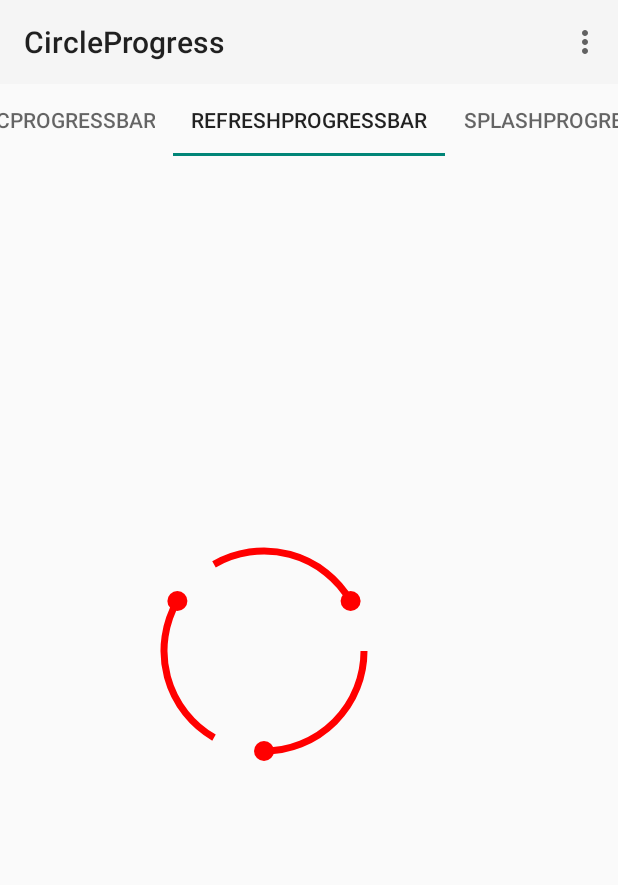
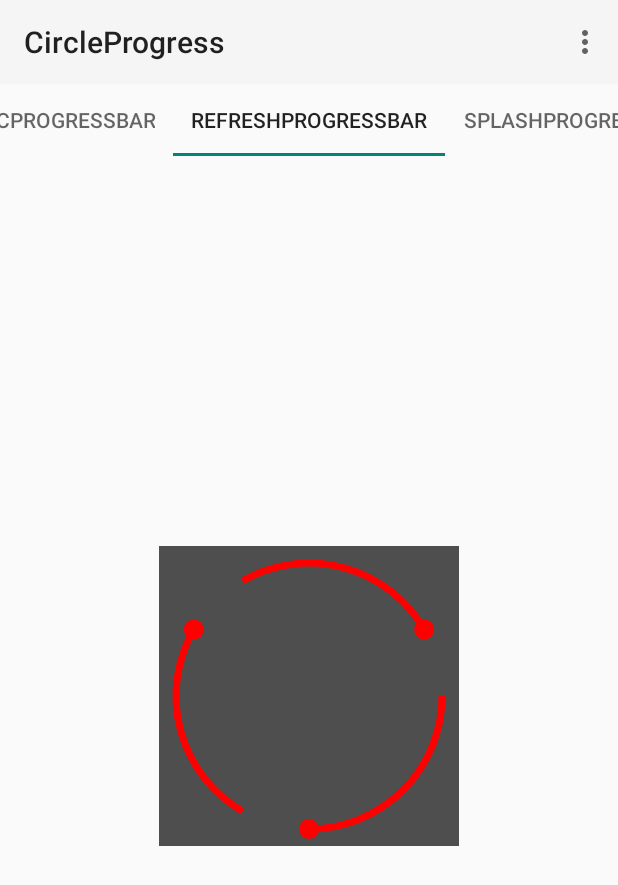
Before and after one commit to songnick/CircleBar, an Android app: the screen it shows after launch (MainActivity), tab 2 chosen, on a phone screen of 412 x 824 dp. Shown: the top 885 px of the screen. Run offline under Robolectric (Android 15) with nearby library versions, the phone set to English and light mode, and no system bars.

Commit message:
improve #RefreshProgress

```diff
--- a/app/src/main/res/layout/refresh_progressbar_layout.xml
+++ b/app/src/main/res/layout/refresh_progressbar_layout.xml
@@ -6,5 +6,6 @@
     <com.github.songnick.view.RefreshProgress
         android:layout_width="200dp"
         android:layout_height="200dp"
-        android:layout_centerInParent="true"></com.github.songnick.view.RefreshProgress>
+        android:layout_centerInParent="true"
+        android:background="#4e4e4e"></com.github.songnick.view.RefreshProgress>
 </RelativeLayout>
--- a/library/src/main/java/com/github/songnick/view/RefreshProgress.java
+++ b/library/src/main/java/com/github/songnick/view/RefreshProgress.java
@@ -10,6 +10,7 @@ import android.graphics.RectF;
 import android.graphics.SweepGradient;
 import android.util.AttributeSet;
 import android.util.Log;
+import android.view.MotionEvent;
 import android.view.View;
 import android.view.ViewGroup;
 import android.view.animation.Animation;
@@ -21,6 +22,12 @@ import com.github.songnick.LinearAnimation;
  * Created by qfsong on 15/9/8.
  */
 public class RefreshProgress extends ViewGroup {
+
+    private static final String TAG = "RefreshProgress";
+
+    private boolean isDrawAccProgress = false;
+
+
     public RefreshProgress(Context context) {
         this(context, null);
     }
@@ -59,9 +66,11 @@ public class RefreshProgress extends ViewGroup {
         defaultHeight = defaultHeight + getPaddingTop() + getPaddingBottom();
         switch (widthMode){
             case  MeasureSpec.EXACTLY:
+                //the size is confirmed - match parent or dd
                 Log.d("", " onLayout is size == mode exactly");
                 break;
             case MeasureSpec.AT_MOST:
+                //wrap_content
                 Log.d("", " onLayout is size == mode AT_MOST");
                 break;
             case MeasureSpec.UNSPECIFIED:
@@ -82,13 +91,17 @@ public class RefreshProgress extends ViewGroup {
 
         }
         Log.d("", " onLayout is size == mode UNSPECIFIED default height = " + defaultHeight);
-//        setMeasuredDimension(defaultWidth, defaultHeight);
+        setMeasuredDimension(width, height);
+        rectF.set(17, 17, width - 17, height - 17);
     }
 
     @Override
     protected void onLayout(boolean changed, int l, int t, int r, int b) {
         Log.d("", " onLayout is size == " + "left == " + l + " top " + t + "right " + r + " bottom = " + b);
         int childCount = getChildCount();
+        if (childCount >= 2){
+            throw new IllegalStateException("this layout must have one child ");
+        }
         for (int i = 0; i < childCount; i++){
             View child = getChildAt(i);
 
@@ -100,14 +113,20 @@ public class RefreshProgress extends ViewGroup {
     @Override
     protected void onDraw(Canvas canvas) {
         super.onDraw(canvas);
+        if (isDrawAccProgress){
+            drawAccProgressbar(startAngle, canvas);
+        }else {
+            drawSlowIndicator(startAngle, canvas);
+        }
+
+    }
+
+    private void drawSlowIndicator(float startAngle, Canvas canvas){
         Paint circlePaint = new Paint();
         circlePaint.setAntiAlias(true);
         circlePaint.setColor(Color.RED);
         circlePaint.setStrokeWidth(7);
         circlePaint.setStyle(Paint.Style.STROKE);
-//        drawAccProgressbar(startAngle, canvas);
-//        canvas.drawCircle(getMeasuredWidth() / 2, getMeasuredHeight() / 2, 120, paint);
-        canvas.translate(5, 5);
         canvas.drawPath(getArcPath(), circlePaint);
         canvas.translate(rectF.centerX(), rectF.centerY());
         circlePaint.setStyle(Paint.Style.FILL);
@@ -121,31 +140,31 @@ public class RefreshProgress extends ViewGroup {
         paint.setAntiAlias(true);
         paint.setStrokeWidth(8);
         paint.setStyle(Paint.Style.STROKE);
-        int[] f = {Color.parseColor("#00000000"), Color.parseColor("#ff000000")};
+        int[] f = {Color.parseColor("#00FF0000"), Color.parseColor("#ffFF0000")};
         float[] p = {.0f, 1.0f};
 //        paint.setShader(new LinearGradient(getMeasuredWidth() / 2 - 120, getMeasuredHeight() / 2, getMeasuredWidth() / 2 , getMeasuredHeight()/2 - 120, Color.parseColor("#000000"), Color.parseColor("#ffffff"), LinearGradient.TileMode.CLAMP));
-        SweepGradient sweepGradient = new SweepGradient(getMeasuredWidth()/2 - 8, getMeasuredHeight()/2 - 8, f, p);
+        SweepGradient sweepGradient = new SweepGradient(rectF.centerX(), rectF.centerX(), f, p);
         Matrix matrix = new Matrix();
         sweepGradient.getLocalMatrix(matrix);
-        matrix.postRotate(startAngle, getMeasuredWidth() / 2 - 8, getMeasuredHeight() / 2 - 8);
+        matrix.postRotate(startAngle, rectF.centerX(), rectF.centerY());
         sweepGradient.setLocalMatrix(matrix);
         paint.setShader(sweepGradient);
 
-        canvas.drawArc(new RectF(8, 8, getMeasuredWidth()-8, getMeasuredHeight()-8),0, 360, false, paint);
+        canvas.drawArc(rectF,0, 360, true, paint);
 
         int count = canvas.save();
-        canvas.translate(getMeasuredWidth()/2 - 8, getMeasuredHeight() / 2 - 8);
+        canvas.translate(rectF.centerX(), rectF.centerY());
         double sweepAngle = Math.PI / 180 * startAngle;
         Path path = new Path();
-        float y = (float)Math.sin(sweepAngle)*(getMeasuredWidth()/2 - 8);
-        float x = (float)Math.cos(sweepAngle)*(getMeasuredHeight() / 2 - 8);
+        float y = (float)Math.sin(sweepAngle)*(rectF.width()/2);
+        float x = (float)Math.cos(sweepAngle)*(rectF.width()/2);
 //        path.moveTo(rectF.centerX(), rectF.centerY());
         path.moveTo(x, y);
         path.addCircle(x, y, 10, Path.Direction.CCW);
         Paint circlePaint = new Paint();
         circlePaint.setAntiAlias(true);
-        circlePaint.setColor(Color.RED);
-        circlePaint.setStrokeWidth(7);
+        circlePaint.setColor(Color.WHITE);
+//        circlePaint.setStrokeWidth(7);
         circlePaint.setStyle(Paint.Style.FILL);
         canvas.drawPath(path, circlePaint);
         canvas.restoreToCount(count);
@@ -184,9 +203,11 @@ public class RefreshProgress extends ViewGroup {
         return null;
     }
 
-    private void startRotate(){
+    private void startRotate(long duration, boolean acc){
+//        clearAnimation();
+        isDrawAccProgress = acc;
         LinearAnimation animation = new LinearAnimation();
-        animation.setDuration(10 * 1000);
+        animation.setDuration(duration);
         animation.setRepeatCount(Animation.INFINITE);
         animation.setInterpolator(new LinearInterpolator());
         animation.setLinearAnimationListener(new LinearAnimation.LinearAnimationListener() {
@@ -196,7 +217,6 @@ public class RefreshProgress extends ViewGroup {
                 invalidate();
             }
         });
-
         startAnimation(animation);
     }
 
@@ -204,10 +224,11 @@ public class RefreshProgress extends ViewGroup {
         clearAnimation();
     }
 
+
     @Override
     protected void onAttachedToWindow() {
         super.onAttachedToWindow();
-        startRotate();
+        startRotate(10 * 1000, false);
     }
 
     @Override
@@ -215,4 +236,16 @@ public class RefreshProgress extends ViewGroup {
         super.onDetachedFromWindow();
         stopRotate();
     }
+
+    @Override
+    public boolean onTouchEvent(MotionEvent event) {
+        if (isDrawAccProgress){
+            stopRotate();
+            startRotate(10 * 1000, false);
+        }else {
+            stopRotate();
+            startRotate(1 * 1000, true);
+        }
+        return super.onTouchEvent(event);
+    }
 }
```
